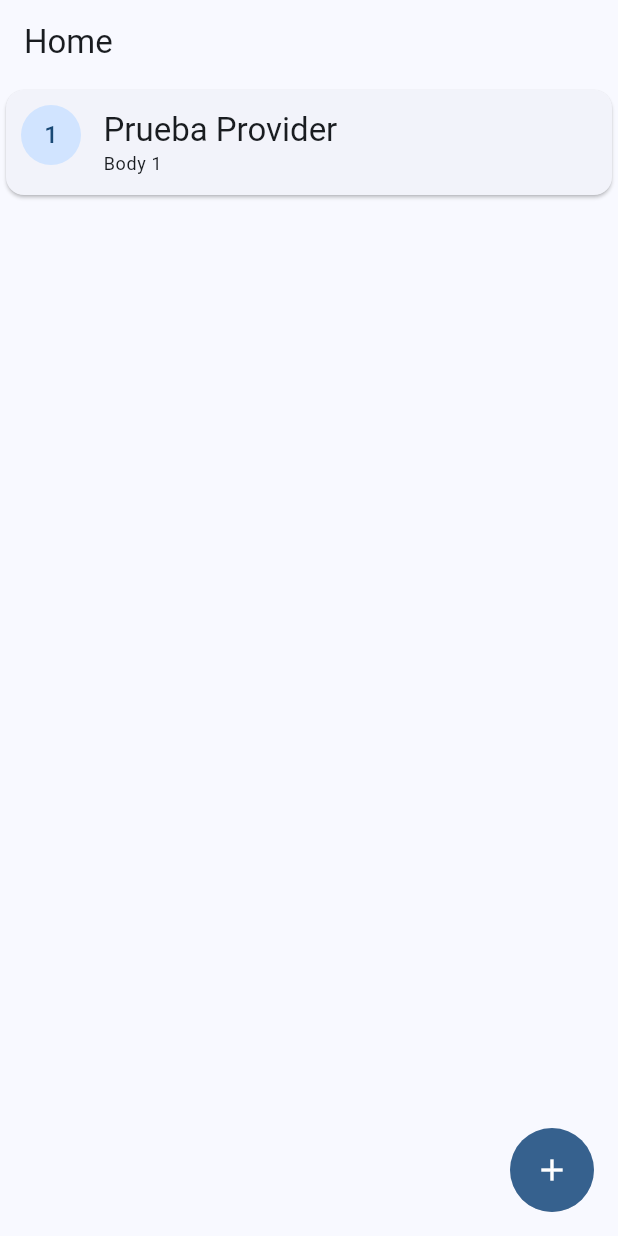
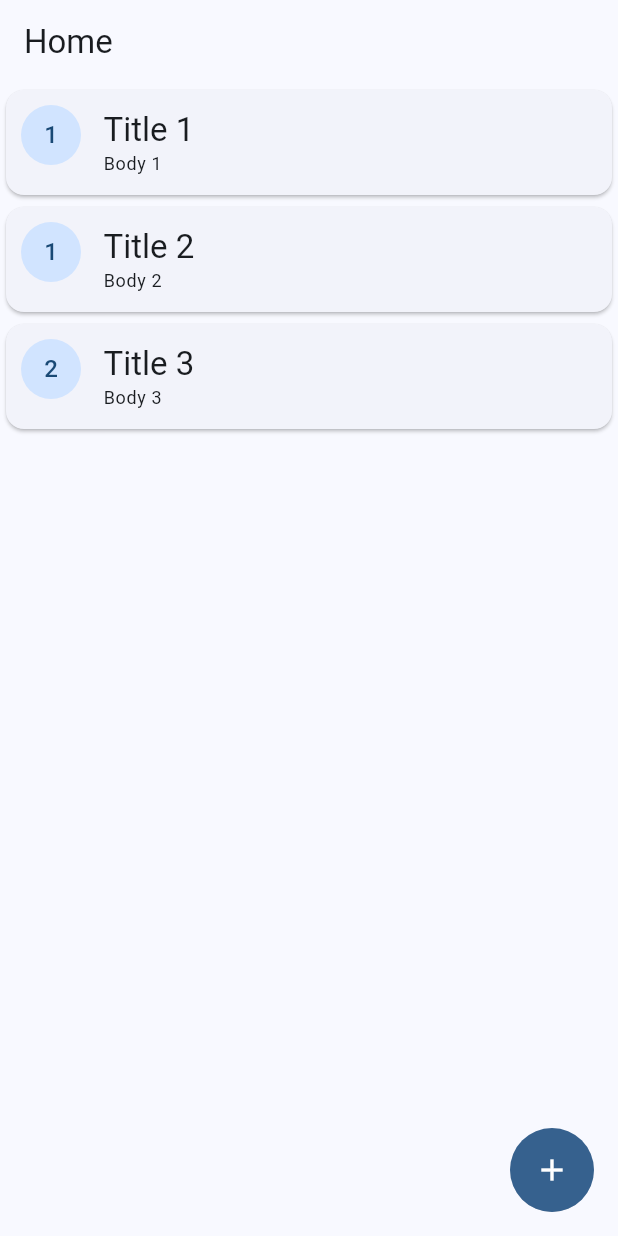
Before and after one commit to JuanManuelCarranzaTorrico/prueba_tec, a Flutter app: the screen it shows after launch, on a phone screen of 412 x 824 dp. Run offline on Flutter 3.47's test engine with Material 3 defaults, Android fonts, the phone set to English and light mode, and no system bars; our stand-ins replace go_router.

Commit message:
added privider to post components

```diff
--- a/lib/config/menu/post_items.dart
+++ b/lib/config/menu/post_items.dart
@@ -1,4 +1,4 @@
-import 'package:flutter/material.dart';
+// import 'package:flutter/material.dart';
 
 class PostItem {
   final String title;
--- a/lib/presentation/providers/post_provider.dart
+++ b/lib/presentation/providers/post_provider.dart
@@ -2,22 +2,31 @@ import 'package:flutter/material.dart';
 import 'package:prueba_tec/config/menu/post_items.dart';
 
 class PostProvider extends ChangeNotifier{
-  List <PostItem> posts = [
-    PostItem(
-      title: 'Prueba Provider',
-      body: 'Body 1',
-      userId: 1,
-      id: 1,
-    ),
-  ];
-  bool isLoadingPosts = false;
+  // List <PostItem> posts = [];
+  List<PostItem> posts = [];
+
+  bool isLoadingPosts = true;
+
+  bool isCreatingPost = false;
+
   Future<void> getPosts() async{
     //todo: conectar con la api
+    await Future.delayed(const Duration(seconds: 3));
     posts = postItems;
+    isLoadingPosts = false;
+    notifyListeners();
   }
 
   Future<void> createPost(PostItem post) async{
+    setIsCreatingPost(true);
+    await Future.delayed(const Duration(seconds: 2));
     //todo: conectar con la api
-    posts.add(post);
+    posts = [...posts, post];
+    setIsCreatingPost(false);
+    notifyListeners();
+  }
+  void setIsCreatingPost(bool value){
+    isCreatingPost = value;
+    notifyListeners();
   }
 }
--- a/lib/presentation/screens/home/home_screen.dart
+++ b/lib/presentation/screens/home/home_screen.dart
@@ -1,7 +1,7 @@
 import 'package:flutter/material.dart';
 import 'package:go_router/go_router.dart';
 import 'package:provider/provider.dart';
-import 'package:prueba_tec/config/menu/post_items.dart';
+// import 'package:prueba_tec/config/menu/post_items.dart';
 import 'package:prueba_tec/presentation/providers/post_provider.dart';
 
 class HomeScreen extends StatelessWidget {
@@ -9,12 +9,16 @@ class HomeScreen extends StatelessWidget {
 
   @override
   Widget build(BuildContext context) {
+    final postProvider = context.watch<PostProvider>();
+    if(postProvider.isLoadingPosts){
+      postProvider.getPosts();
+    }
     final colors = Theme.of(context).colorScheme;
     return Scaffold(
       appBar: AppBar(
         title: const Text('Home'),
       ),
-      body: _HomeView(),
+      body: postProvider.isLoadingPosts ? const Center(child: CircularProgressIndicator()) : _HomeView(),
       floatingActionButton: ClipOval(
         child: FloatingActionButton(
           onPressed: () {
--- a/lib/presentation/screens/post/new_post.dart
+++ b/lib/presentation/screens/post/new_post.dart
@@ -1,11 +1,15 @@
 import 'package:flutter/material.dart';
 import 'package:go_router/go_router.dart';
+import 'package:provider/provider.dart';
+import 'package:prueba_tec/config/menu/post_items.dart';
+import 'package:prueba_tec/presentation/providers/post_provider.dart';
 
 class NewPost extends StatelessWidget {
   const NewPost({super.key});
 
   @override
   Widget build(BuildContext context) {
+    final postProvider = context.watch<PostProvider>();
     final colors = Theme.of(context).colorScheme;
     return  Scaffold(
       appBar: AppBar(
@@ -14,7 +18,7 @@ class NewPost extends StatelessWidget {
         foregroundColor: Colors.white,
         centerTitle: true,
       ),
-      body: _postForm(),
+      body: postProvider.isCreatingPost ? const Center(child: CircularProgressIndicator()) : _postForm(),
     );
   }
 }
@@ -29,6 +33,7 @@ class _postForm extends StatefulWidget {
 class _postFormState extends State<_postForm> {
   @override
   Widget build(BuildContext context) {
+    final postProvider = context.watch<PostProvider>();
     final tittleController = TextEditingController();
     final bodyController = TextEditingController();
     final userIdController = TextEditingController();
@@ -75,9 +80,7 @@ class _postFormState extends State<_postForm> {
             child: ElevatedButton(
               onPressed: () {
                 if(title.isNotEmpty && body.isNotEmpty && userId.isNotEmpty ){
-                  title = '';
-                  body = '';
-                  userId = '';
+                  postProvider.createPost(PostItem(title: title, body: body, userId: int.parse(userId), id: postProvider.posts.length + 1));
                   tittleController.clear();
                   bodyController.clear();
                   userIdController.clear();
```
